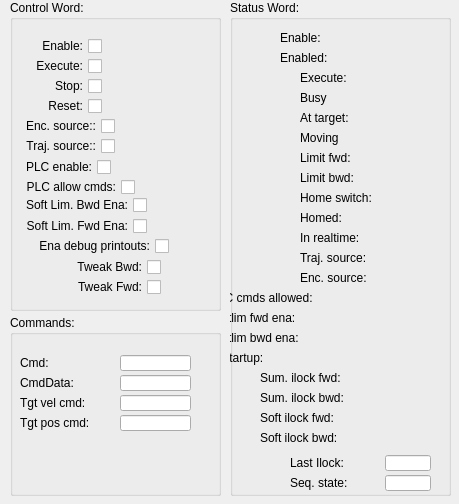
Above: qt/ecmcAxisCntrlStatWd.ui from anderssandstrom/ecmccfg before the change. Below: the same form after it.
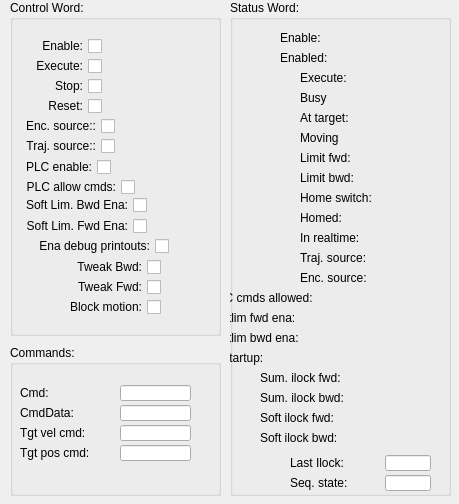
That is the form after the change. Custom widgets are drawn as their Qt base class.

Commit message: add axis block com bit

```diff
--- a/qt/ecmcAxisCntrlStatWd.ui
+++ b/qt/ecmcAxisCntrlStatWd.ui
@@ -1386,7 +1386,7 @@
      <x>10</x>
      <y>0</y>
      <width>211</width>
-     <height>311</height>
+     <height>336</height>
     </rect>
    </property>
    <property name="title">
@@ -2259,14 +2259,78 @@
      </color>
     </property>
    </widget>
+   <widget class="caLed" name="caled_94">
+    <property name="geometry">
+     <rect>
+      <x>156</x>
+      <y>300</y>
+      <width>14</width>
+      <height>14</height>
+     </rect>
+    </property>
+    <property name="rectangular">
+     <bool>true</bool>
+    </property>
+    <property name="gradientEnabled">
+     <bool>false</bool>
+    </property>
+    <property name="ledWidth">
+     <number>12</number>
+    </property>
+    <property name="ledHeight">
+     <number>12</number>
+    </property>
+    <property name="channel" stdset="0">
+     <string notr="true">$(DEV):$(Axis)-BlckMtnCmd</string>
+    </property>
+    <property name="falseColor">
+     <color>
+      <red>160</red>
+      <green>160</green>
+      <blue>160</blue>
+     </color>
+    </property>
+    <property name="trueColor">
+     <color>
+      <red>0</red>
+      <green>85</green>
+      <blue>0</blue>
+     </color>
+    </property>
+   </widget>
+   <widget class="caToggleButton" name="catogglebutton_46">
+    <property name="geometry">
+     <rect>
+      <x>20</x>
+      <y>300</y>
+      <width>131</width>
+      <height>14</height>
+     </rect>
+    </property>
+    <property name="maximumSize">
+     <size>
+      <width>16777215</width>
+      <height>18</height>
+     </size>
+    </property>
+    <property name="layoutDirection">
+     <enum>Qt::RightToLeft</enum>
+    </property>
+    <property name="text">
+     <string>Block motion:</string>
+    </property>
+    <property name="channel" stdset="0">
+     <string notr="true">$(DEV):$(Axis)-BlckMtnCmd</string>
+    </property>
+   </widget>
   </widget>
   <widget class="QGroupBox" name="groupBox">
    <property name="geometry">
     <rect>
      <x>10</x>
-     <y>315</y>
+     <y>345</y>
      <width>211</width>
-     <height>181</height>
+     <height>151</height>
     </rect>
    </property>
    <property name="title">
```
The commit also changes 1 other file.
